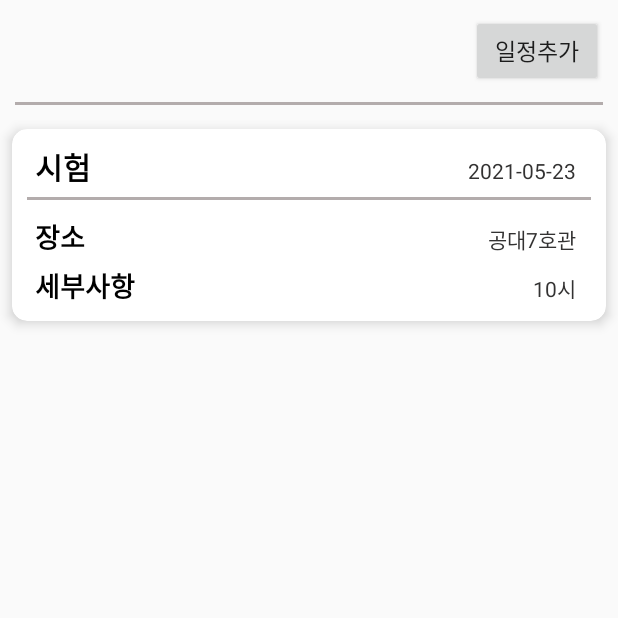
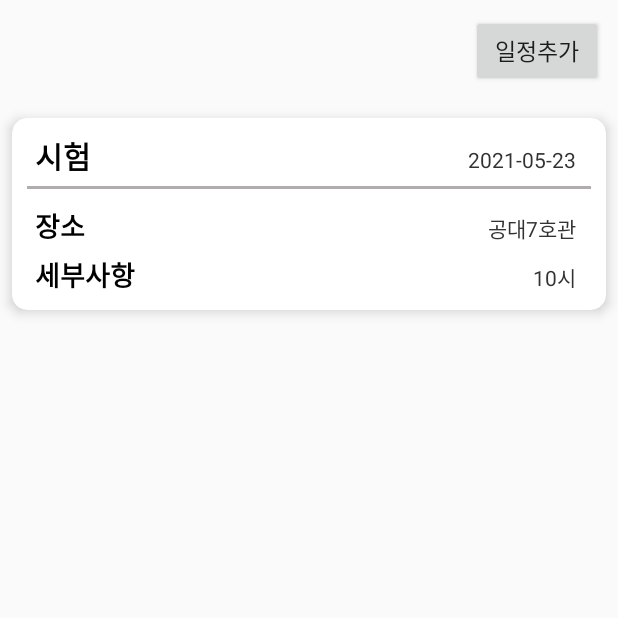
Before and after one commit to jiyeong-yun/MobileProgramming2021, an Android app: the MainActivity screen opened directly, with no data from a screen before it, on a phone screen of 412 x 824 dp, the top half of it. Run offline under Robolectric (Android 15) with nearby library versions, the phone set to English and light mode, and no system bars.

Commit message:
줄 삭제

```diff
--- a/MyCalendar/app/src/main/res/layout/activity_main.xml
+++ b/MyCalendar/app/src/main/res/layout/activity_main.xml
@@ -17,15 +17,6 @@
         android:text="일정추가"
         android:textSize="15sp"/>
 
-    <View
-        android:layout_width="match_parent"
-        android:layout_height="2dp"
-        android:layout_centerInParent="true"
-        android:layout_marginLeft="10dp"
-        android:layout_marginRight="10dp"
-        android:background="#B3ACAC"
-        android:layout_marginBottom="5dp" />
-
     <androidx.recyclerview.widget.RecyclerView
         android:id="@+id/recyclerView"
         android:layout_width="match_parent"
```
